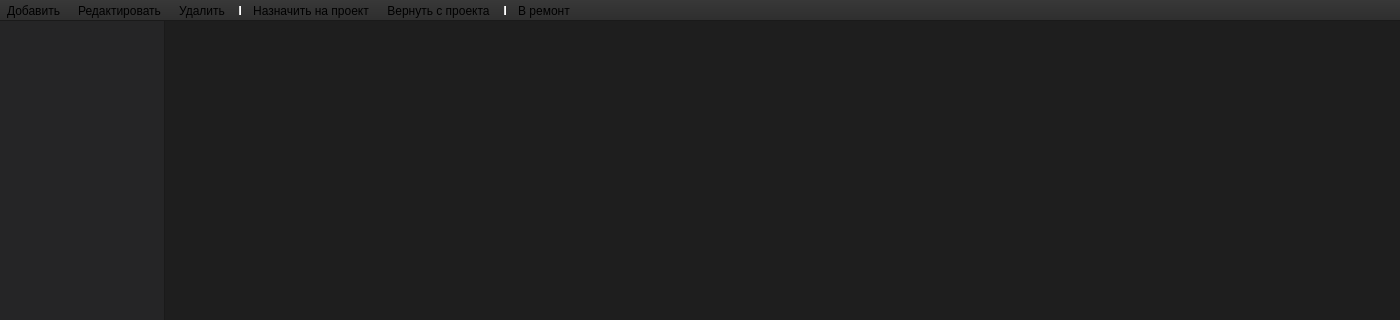
Before: the Qt Designer form src/ui/MainWindow.ui in random-slop/FleetManager, drawn with Qt 5; both pictures show x 0 to 1400 and y 0 to 320 of the 1400 by 800 pixel window.
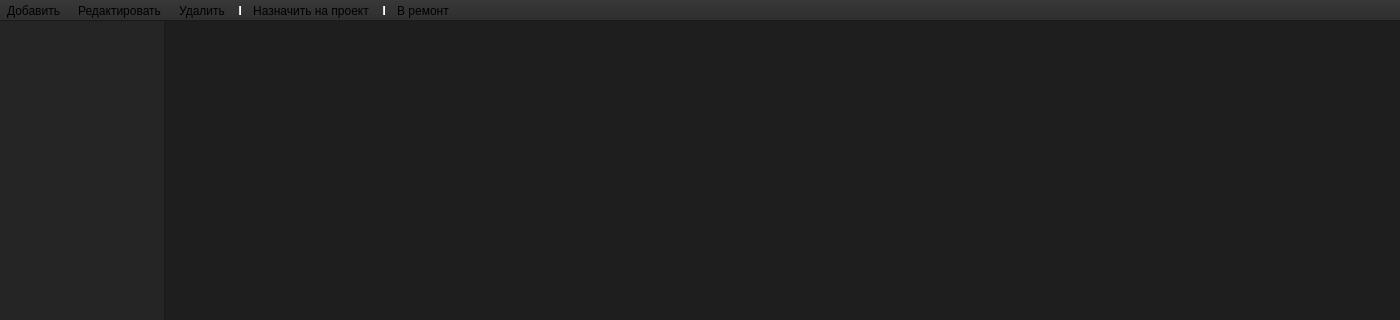
After: the same form once the commit is applied.

Commit message: Dynamic actions on toolbar

Patch:
```diff
--- a/src/ui/MainWindow.ui
+++ b/src/ui/MainWindow.ui
@@ -132,7 +132,6 @@
    <addaction name="actionDelete"/>
    <addaction name="separator"/>
    <addaction name="actionAssignToProject"/>
-   <addaction name="actionReturnFromProject"/>
    <addaction name="separator"/>
    <addaction name="actionSendToRepair"/>
   </widget>
```
The commit also changes 2 other files.
